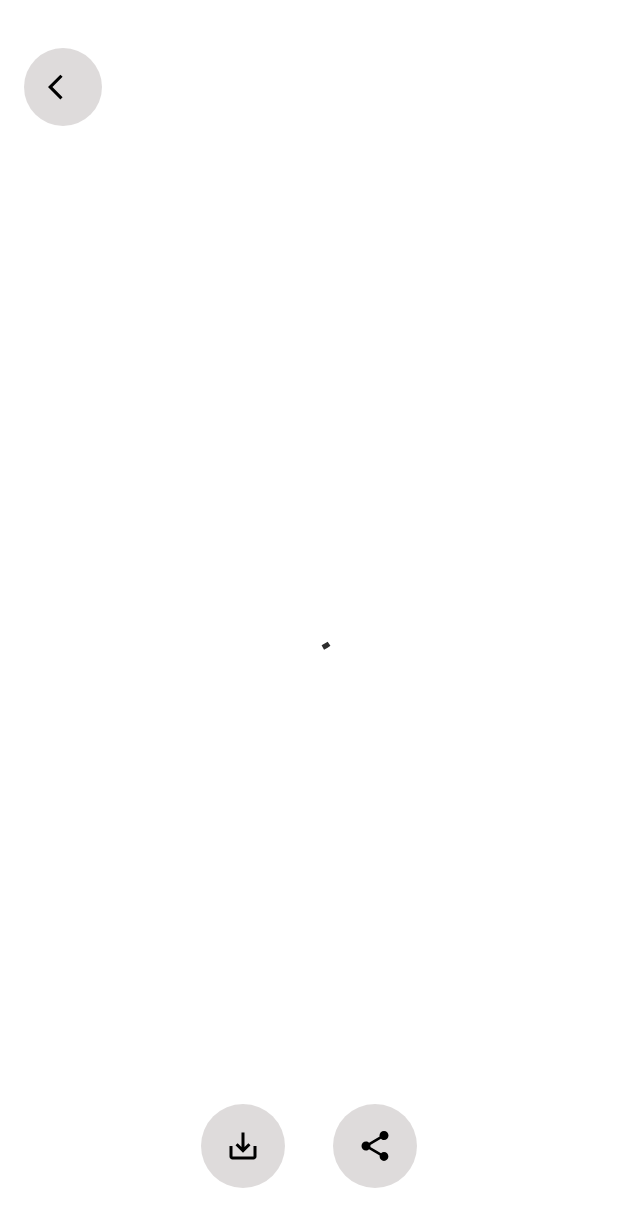
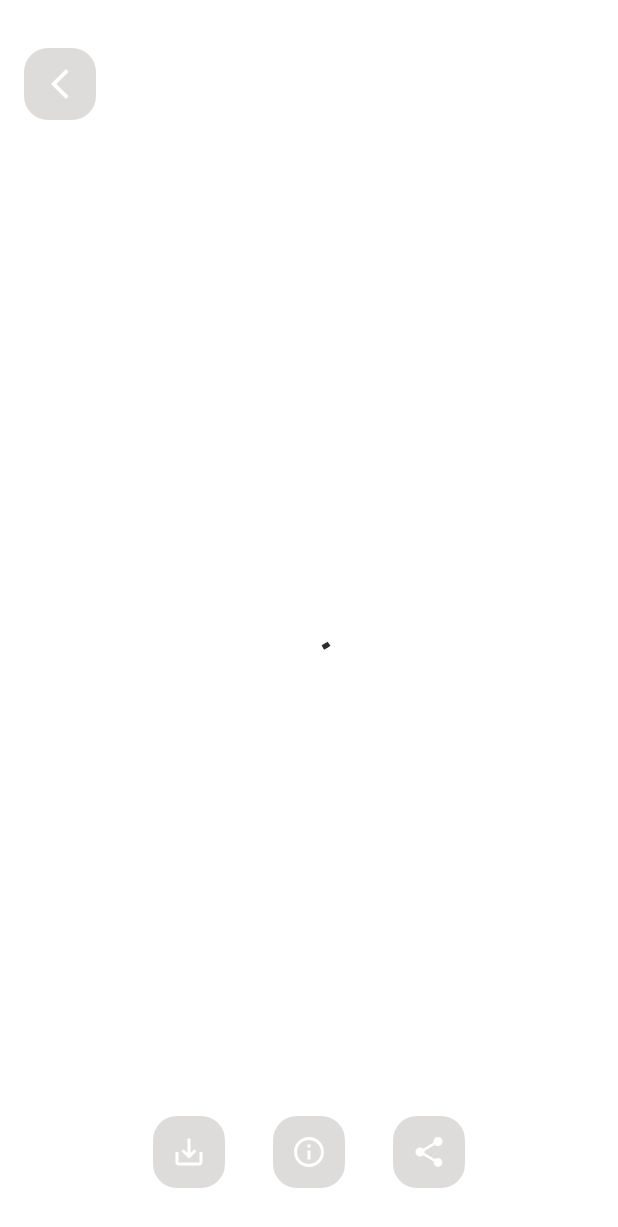
Before and after one commit to SoumikBhatt/PhotoHub, an Android app: the FullScreenImageFragment screen opened through its navigation route, after a tap on an icon or button, on a phone screen of 412 x 824 dp. Shown: the top 1227 px of the screen. Run offline under Robolectric (Android 15) with nearby library versions, the phone set to English and light mode, and no system bars; our stand-ins replace Dagger/Hilt's generated code, paging; plain views replace PhotoView; pictures from the network do not load.

Commit message:
feat: adding image info btn in full screen view

```diff
--- a/app/build.gradle
+++ b/app/build.gradle
@@ -1,11 +1,11 @@
 plugins {
     id 'com.android.application'
     id 'org.jetbrains.kotlin.android'
-    id 'org.jetbrains.kotlin.android.extensions'
     id 'kotlin-android'
     id 'kotlin-kapt'
     id 'androidx.navigation.safeargs.kotlin'
     id 'dagger.hilt.android.plugin'
+    id 'kotlin-parcelize'
 }
 
 android {
--- a/app/src/main/java/com/soumik/photohub/core/di/modules/NetworkModule.kt
+++ b/app/src/main/java/com/soumik/photohub/core/di/modules/NetworkModule.kt
@@ -86,8 +86,8 @@ class NetworkModule {
                 }
                 response
             }
-            .connectTimeout(2000, TimeUnit.MILLISECONDS)
-            .readTimeout(2000, TimeUnit.MILLISECONDS)
+            .connectTimeout(20000, TimeUnit.MILLISECONDS)
+            .readTimeout(20000, TimeUnit.MILLISECONDS)
             .build()
     }
 
--- a/app/src/main/java/com/soumik/photohub/core/utils/Connectivity.kt
+++ b/app/src/main/java/com/soumik/photohub/core/utils/Connectivity.kt
@@ -21,8 +21,7 @@ class Connectivity @Inject constructor(private val context: Context) : IConnecti
             Context.CONNECTIVITY_SERVICE
         ) as ConnectivityManager
         val activeNetwork = connectivityManager.activeNetwork ?: return false
-        val capabilities =
-            connectivityManager.getNetworkCapabilities(activeNetwork) ?: return false
+        val capabilities = connectivityManager.getNetworkCapabilities(activeNetwork) ?: return false
         return when {
             capabilities.hasTransport(NetworkCapabilities.TRANSPORT_WIFI) -> true
             capabilities.hasTransport(NetworkCapabilities.TRANSPORT_CELLULAR) -> true
--- a/app/src/main/java/com/soumik/photohub/features/gallery/domain/models/PhotoList.kt
+++ b/app/src/main/java/com/soumik/photohub/features/gallery/domain/models/PhotoList.kt
@@ -1,7 +1,7 @@
 package com.soumik.photohub.features.gallery.domain.models
 import android.os.Parcelable
 import com.google.gson.annotations.SerializedName
-import kotlinx.android.parcel.Parcelize
+import kotlinx.parcelize.Parcelize
 
 
 /**
--- a/app/src/main/res/drawable/bg_rounded_btn.xml
+++ b/app/src/main/res/drawable/bg_rounded_btn.xml
@@ -1,6 +1,7 @@
 <?xml version="1.0" encoding="utf-8"?>
 <shape xmlns:android="http://schemas.android.com/apk/res/android"
     android:dither="true"
-    android:shape="oval">
+    android:shape="rectangle">
+    <corners android:radius="@dimen/dimen_16_dp"/>
     <solid android:color="#9FCAC5C5" />
 </shape>
--- a/app/src/main/res/drawable/ic_baseline_arrow_back_24.xml
+++ b/app/src/main/res/drawable/ic_baseline_arrow_back_24.xml
@@ -1,5 +1,5 @@
-<vector android:height="20dp" android:tint="#000000"
+<vector android:height="24dp" android:tint="#000000"
     android:viewportHeight="24" android:viewportWidth="24"
-    android:width="20dp" xmlns:android="http://schemas.android.com/apk/res/android">
-    <path android:fillColor="@android:color/white" android:pathData="M11.67,3.87L9.9,2.1 0,12l9.9,9.9 1.77,-1.77L3.54,12z"/>
+    android:width="24dp" xmlns:android="http://schemas.android.com/apk/res/android">
+    <path android:fillColor="@android:color/white" android:pathData="M17.77,3.77l-1.77,-1.77l-10,10l10,10l1.77,-1.77l-8.23,-8.23z"/>
 </vector>
--- /dev/null
+++ b/app/src/main/res/drawable/ic_outline_info_24.xml
@@ -0,0 +1,5 @@
+<vector android:height="24dp" android:tint="#000000"
+    android:viewportHeight="24" android:viewportWidth="24"
+    android:width="24dp" xmlns:android="http://schemas.android.com/apk/res/android">
+    <path android:fillColor="@android:color/white" android:pathData="M11,7h2v2h-2zM11,11h2v6h-2zM12,2C6.48,2 2,6.48 2,12s4.48,10 10,10 10,-4.48 10,-10S17.52,2 12,2zM12,20c-4.41,0 -8,-3.59 -8,-8s3.59,-8 8,-8 8,3.59 8,8 -3.59,8 -8,8z"/>
+</vector>
--- a/app/src/main/res/layout/fragment_full_screen_image.xml
+++ b/app/src/main/res/layout/fragment_full_screen_image.xml
@@ -10,14 +10,15 @@
     <com.github.chrisbanes.photoview.PhotoView
         android:layout_width="match_parent"
         android:layout_height="match_parent"
-        android:id="@+id/fullScreenIV"
-        android:scaleType="fitXY"/>
+        android:scaleType="fitXY"
+        android:id="@+id/fullScreenIV"/>
 
-    <androidx.appcompat.widget.AppCompatImageView
+    <androidx.appcompat.widget.AppCompatImageButton
         android:layout_width="wrap_content"
         android:layout_height="wrap_content"
         android:layout_gravity="top|start"
-        android:padding="@dimen/dimen_16_dp"
+        android:padding="@dimen/dimen_12_dp"
+        android:tint="@color/white"
         android:background="@drawable/bg_rounded_btn"
         android:layout_marginTop="@dimen/dimen_32_dp"
         android:layout_marginStart="@dimen/dimen_16_dp"
@@ -32,29 +33,43 @@
         android:layout_marginBottom="@dimen/dimen_32_dp">
 
         <ProgressBar
-            android:layout_width="55dp"
-            android:layout_height="55dp"
+            android:layout_width="@dimen/dimen_48_dp"
+            android:layout_height="@dimen/dimen_48_dp"
             android:visibility="gone"
             tools:visibility="visible"
+            android:indeterminateTint="@color/white"
             android:padding="@dimen/dimen_16_dp"
             android:background="@drawable/bg_rounded_btn"
             android:id="@+id/progress_circular"/>
 
 
-        <androidx.appcompat.widget.AppCompatImageView
+        <androidx.appcompat.widget.AppCompatImageButton
             android:layout_width="wrap_content"
             android:layout_height="wrap_content"
-            android:padding="@dimen/dimen_16_dp"
+            android:padding="@dimen/dimen_12_dp"
             tools:visibility="gone"
+            android:tint="@color/white"
             android:background="@drawable/bg_rounded_btn"
             app:srcCompat="@drawable/ic_baseline_save_alt_24"
             android:id="@+id/downloadBtn"/>
 
-        <androidx.appcompat.widget.AppCompatImageView
+        <androidx.appcompat.widget.AppCompatImageButton
             android:layout_width="wrap_content"
             android:layout_height="wrap_content"
-            android:padding="@dimen/dimen_16_dp"
+            android:layout_gravity="top|end"
+            android:padding="@dimen/dimen_12_dp"
             android:layout_marginStart="@dimen/dimen_32_dp"
+            android:tint="@color/white"
+            android:background="@drawable/bg_rounded_btn"
+            app:srcCompat="@drawable/ic_outline_info_24"
+            android:id="@+id/infoBtn"/>
+
+        <androidx.appcompat.widget.AppCompatImageButton
+            android:layout_width="wrap_content"
+            android:layout_height="wrap_content"
+            android:padding="@dimen/dimen_12_dp"
+            android:layout_marginStart="@dimen/dimen_32_dp"
+            android:tint="@color/white"
             android:background="@drawable/bg_rounded_btn"
             app:srcCompat="@drawable/ic_baseline_share_24"
             android:id="@+id/shareBtn"/>
--- /dev/null
+++ b/app/src/main/res/values/dimens.xml
@@ -0,0 +1,4 @@
+<?xml version="1.0" encoding="utf-8"?>
+<resources>
+    <dimen name="dimen_12_dp">12dp</dimen>
+</resources>
```
